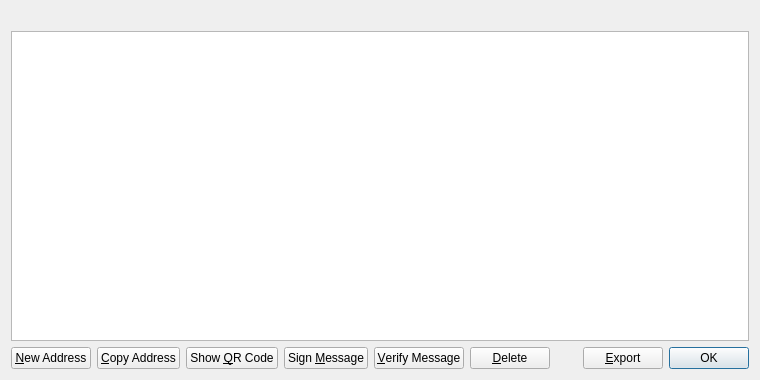
Old version of the form src/qt/forms/addressbookpage.ui in the repository linX-project/linX.
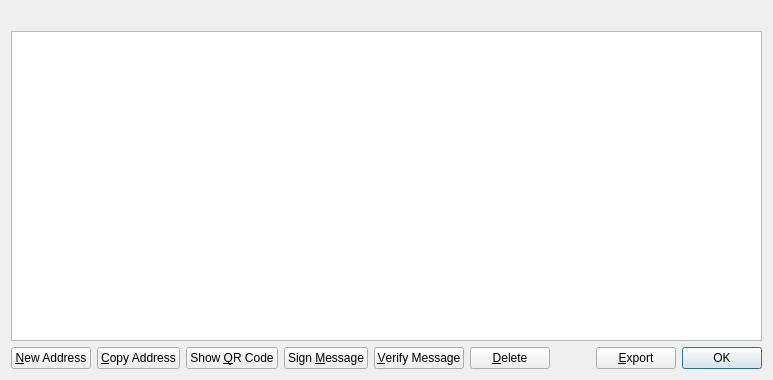
New version of the form. Icons and pictures are not drawn.

Diff of the .ui file:
```diff
--- a/src/qt/forms/addressbookpage.ui
+++ b/src/qt/forms/addressbookpage.ui
@@ -6,7 +6,7 @@
    <rect>
     <x>0</x>
     <y>0</y>
-    <width>760</width>
+    <width>773</width>
     <height>380</height>
    </rect>
   </property>
@@ -26,6 +26,12 @@
    </item>
    <item>
     <widget class="QTableView" name="tableView">
+     <property name="font">
+      <font>
+       <family>Arial Black</family>
+       <pointsize>9</pointsize>
+      </font>
+     </property>
      <property name="contextMenuPolicy">
       <enum>Qt::CustomContextMenu</enum>
      </property>
```
